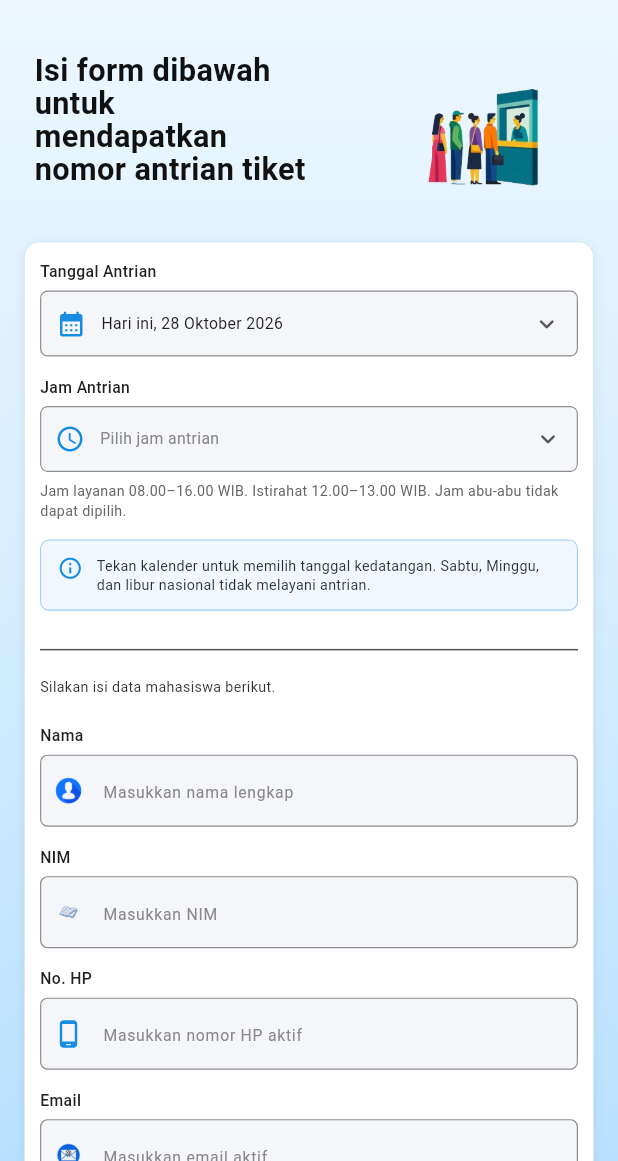
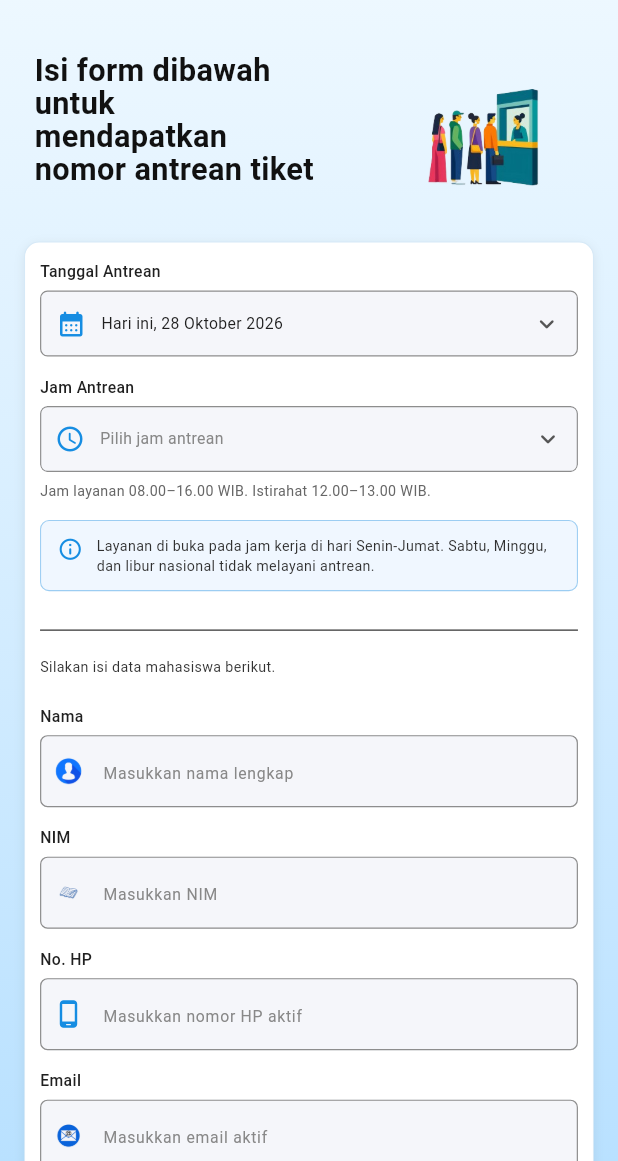
Before and after one commit to Sidiqpermana-80/helpdesk_polnep, a Flutter app: the AkademikPage screen opened directly, on a phone screen of 412 x 824 dp, the part 75-1236 px from its top. Run offline on Flutter 3.47's test engine with Material 3 defaults, Android fonts, the phone set to English and light mode, and no system bars; our stand-ins replace firebase_core, firebase_messaging, flutter_dotenv, flutter_local_notifications, flutter_widget_from_html_core, shared_preferences; missing offline and left inert: file_selector; accounts and stored records are empty; network calls fail; statements that could not run were skipped.

Commit message:
update lagi cs

```diff
--- a/lib/config/api_config.dart
+++ b/lib/config/api_config.dart
@@ -1,7 +1,8 @@
 class ApiConfig {
   ApiConfig._();
 
-  static const String baseUrl = 'http://192.168.201.169:8000/api';
+  static const String baseUrl =
+      'https://emporium-sloppily-undated.ngrok-free.dev/api';
 
   static String get units => '$baseUrl/units';
 
--- a/lib/pages/akademik/akademik_page.dart
+++ b/lib/pages/akademik/akademik_page.dart
@@ -182,7 +182,7 @@ class _AkademikPageState extends State<AkademikPage> {
         lastDate: last,
         selectableDayPredicate: calendar.isOpen,
         initialEntryMode: DatePickerEntryMode.calendar,
-        helpText: 'Pilih Tanggal Antrian',
+        helpText: 'Pilih Tanggal Antrean',
         cancelText: 'Batal',
         confirmText: 'Pilih',
       );
@@ -284,7 +284,7 @@ class _AkademikPageState extends State<AkademikPage> {
     final minute = _selectedQueueMinute;
 
     if (minute == null || !AkademikQueueSchedule.isSelectable(date, minute)) {
-      _message('Silakan pilih tanggal dan jam antrian yang belum lewat.');
+      _message('Silakan pilih tanggal dan jam antrean yang belum lewat.');
       return;
     }
 
@@ -577,8 +577,8 @@ class _AkademikPageState extends State<AkademikPage> {
           SizedBox(width: 9),
           Expanded(
             child: Text(
-              'Tekan kalender untuk memilih tanggal kedatangan. '
-              'Sabtu, Minggu, dan libur nasional tidak melayani antrian.',
+              'Layanan di buka pada jam kerja di hari Senin-Jumat. '
+              'Sabtu, Minggu, dan libur nasional tidak melayani antrean.',
               style: TextStyle(
                 color: Color(0xFF303030),
                 fontSize: 9.5,
@@ -738,7 +738,7 @@ class _AkademikPageState extends State<AkademikPage> {
                                 'Isi form dibawah\n'
                                 'untuk\n'
                                 'mendapatkan\n'
-                                'nomor antrian tiket',
+                                'nomor antrean tiket',
                                 style: TextStyle(
                                   color: Color(0xFF111111),
                                   fontSize: 20.5,
@@ -786,10 +786,10 @@ class _AkademikPageState extends State<AkademikPage> {
                         child: Column(
                           crossAxisAlignment: CrossAxisAlignment.start,
                           children: [
-                            _field('Tanggal Antrian', _dateField()),
+                            _field('Tanggal Antrean', _dateField()),
 
                             _field(
-                              'Jam Antrian',
+                              'Jam Antrean',
                               AkademikQueueTimeField(
                                 key: ValueKey(
                                   akademikDateKey(_selectedQueueDate),
--- a/lib/pages/akademik/akademik_queue_time_field.dart
+++ b/lib/pages/akademik/akademik_queue_time_field.dart
@@ -148,7 +148,7 @@ class _AkademikQueueTimeFieldState extends State<AkademikQueueTimeField> {
       if (!mounted || selected == null || !widget.enabled) return;
 
       if (!DateUtils.isSameDay(date, widget.date)) {
-        _message('Tanggal berubah. Silakan pilih ulang jam antrian.');
+        _message('Tanggal berubah. Silakan pilih ulang jam antrean.');
         return;
       }
 
@@ -196,7 +196,7 @@ class _AkademikQueueTimeFieldState extends State<AkademikQueueTimeField> {
                     child: Text(
                       minute != null
                           ? '${AkademikQueueSchedule.formatMinute(minute)} WIB'
-                          : 'Pilih jam antrian',
+                          : 'Pilih jam antrean',
                       style: TextStyle(
                         color: minute != null
                             ? const Color(0xFF202020)
@@ -218,8 +218,7 @@ class _AkademikQueueTimeFieldState extends State<AkademikQueueTimeField> {
         const SizedBox(height: 6),
         const Text(
           'Jam layanan 08.00–16.00 WIB. '
-          'Istirahat 12.00–13.00 WIB. '
-          'Jam abu-abu tidak dapat dipilih.',
+          'Istirahat 12.00–13.00 WIB. ',
           style: TextStyle(
             color: Color(0xFF666666),
             fontSize: 9.5,
@@ -323,7 +322,7 @@ class _AkademikSlotPickerState extends State<_AkademikSlotPicker>
             _failed
                 ? 'Tidak dapat mengambil jadwal Akademik. '
                       'Periksa koneksi dan ketersediaan API.'
-                : 'Memuat jam antrian...',
+                : 'Memuat jam antrean...',
             textAlign: TextAlign.center,
           ),
         ),
@@ -351,7 +350,7 @@ class _AkademikSlotPickerState extends State<_AkademikSlotPicker>
         child: Padding(
           padding: EdgeInsets.all(20),
           child: Text(
-            'Tidak ada jam antrian yang tersisa pada tanggal ini. '
+            'Tidak ada jam antrean yang tersisa pada tanggal ini. '
             'Silakan pilih tanggal layanan berikutnya.',
             textAlign: TextAlign.center,
           ),
@@ -429,7 +428,7 @@ class _AkademikSlotPickerState extends State<_AkademikSlotPicker>
               children: [
                 const Expanded(
                   child: Text(
-                    'Pilih Jam Antrian',
+                    'Pilih Jam Antrean',
                     style: TextStyle(
                       color: Color(0xFF202020),
                       fontSize: 17,
@@ -453,7 +452,7 @@ class _AkademikSlotPickerState extends State<_AkademikSlotPicker>
           const Padding(
             padding: EdgeInsets.fromLTRB(16, 0, 16, 12),
             child: Text(
-              'Estimasi 5 menit per antrian. '
+              'Estimasi 5 menit per antrean. '
               'Istirahat 12.00–13.00 WIB. '
               'Jam bertanda Dipesan sudah digunakan '
               'pada tanggal yang sama di layanan Akademik.',
--- a/lib/pages/akademik/akademik_success_page.dart
+++ b/lib/pages/akademik/akademik_success_page.dart
@@ -112,7 +112,7 @@ class AkademikSuccessPage extends StatelessWidget {
                 const SizedBox(height: 6),
 
                 const Text(
-                  'Home / Antrian Tiket / Akademik',
+                  'Home / Antrean Tiket / Akademik',
 
                   style: TextStyle(
                     color: Color(0xFF168DE2),
@@ -147,7 +147,6 @@ class AkademikSuccessPage extends StatelessWidget {
 
                   child: Column(
                     children: [
-                      // Lingkaran nomor antrean dipertahankan.
                       _buildQueueNumber(),
 
                       const SizedBox(height: 11),
@@ -286,7 +285,7 @@ class AkademikSuccessPage extends StatelessWidget {
           const SizedBox(height: 5),
 
           const Text(
-            'Nomor Antrian Anda',
+            'Nomor Antrean Anda',
             textAlign: TextAlign.center,
 
             style: TextStyle(
@@ -332,7 +331,7 @@ class AkademikSuccessPage extends StatelessWidget {
               crossAxisAlignment: CrossAxisAlignment.start,
               children: [
                 const Text(
-                  'Tanggal Antrian:',
+                  'Tanggal Antrean:',
                   maxLines: 1,
                   overflow: TextOverflow.ellipsis,
 
@@ -597,7 +596,7 @@ class AkademikSuccessPage extends StatelessWidget {
 
           _summaryRow(
             icon: Icons.fact_check_outlined,
-            label: 'Status Antrian',
+            label: 'Status Antrean',
             value: ticket.statusLabel,
             iconColor: const Color(0xFF168DE2),
           ),
--- a/lib/pages/antrian_tiket/layanan_antrian_page.dart
+++ b/lib/pages/antrian_tiket/layanan_antrian_page.dart
@@ -60,7 +60,7 @@ class LayananAntrianPage extends StatelessWidget {
         titleSpacing: 0,
 
         title: const Text(
-          'Antrian Tiket',
+          'Antrean Tiket',
 
           style: TextStyle(
             color: _ink,
--- a/lib/pages/fasilitas_ruangan/fasilitas_ruangan_page.dart
+++ b/lib/pages/fasilitas_ruangan/fasilitas_ruangan_page.dart
@@ -920,8 +920,9 @@ class _FasilitasRuanganPageState extends State<FasilitasRuanganPage> {
 
                                 const Expanded(
                                   child: Text(
-                                    'Pastikan Data yang Anda isi sudah benar.\n'
-                                    'Tim Helpdesk akan menindaklanjuti laporan Anda.',
+                                    'Pastikan data yang Anda isi sudah benar.\n'
+                                    'Jelaskan kendala secara rinci agar petugas dapat '
+                                    'menindaklanjuti laporan Anda.',
 
                                     style: TextStyle(
                                       color: Color(0xFF303030),
--- a/lib/pages/home_page.dart
+++ b/lib/pages/home_page.dart
@@ -298,7 +298,7 @@ class _HomePageState extends State<HomePage> {
                   child: Padding(
                     padding: EdgeInsets.only(top: 18),
                     child: Text(
-                      'Aplikasi untuk merespons permintaan '
+                      'Aplikasi untuk mengambil antrian '
                       'dan keluhan terhadap layanan di Politeknik Negeri '
                       'Pontianak.',
                       style: TextStyle(
--- a/lib/pages/ult/ult_page.dart
+++ b/lib/pages/ult/ult_page.dart
@@ -120,9 +120,6 @@ class _UltPageState extends State<UltPage> {
     return notification;
   }
 
-  // Mengikuti aturan layanan sebelumnya:
-  // layanan mahasiswa dengan pemberitahuan admin
-  // tidak dapat mengambil antrean hari ini.
   bool get _isDirectQueueDisabled {
     return _selectedCategory == 'Mahasiswa' &&
         _selectedStudentServiceNotification != null;
@@ -471,7 +468,7 @@ class _UltPageState extends State<UltPage> {
                               'Isi form dibawah\n'
                               'untuk\n'
                               'mendapatkan\n'
-                              'nomor antrian tiket',
+                              'nomor antrean tiket',
                               style: TextStyle(
                                 color: Color(0xFF111111),
                                 fontSize: 20.5,
@@ -563,13 +560,13 @@ class _UltPageState extends State<UltPage> {
                             const SizedBox(height: 12),
 
                             // TANGGAL ANTRIAN
-                            _fieldTitle('Tanggal Antrian'),
+                            _fieldTitle('Tanggal Antrean'),
                             _queueDateField(),
 
                             const SizedBox(height: 13),
 
                             // JAM ANTRIAN
-                            _fieldTitle('Jam Antrian'),
+                            _fieldTitle('Jam Antrean'),
                             UltQueueTimeField(
                               key: ValueKey(
                                 '${ultDateKey(_selectedQueueDate)}_$_selectedCategory',
@@ -965,7 +962,7 @@ class _UltPageState extends State<UltPage> {
                                         if (dateAdjusted) {
                                           _showMessage(
                                             'Layanan ini tidak tersedia hari ini. '
-                                            'Tanggal antrian disesuaikan ke besok; '
+                                            'Tanggal antrean disesuaikan ke besok; '
                                             'Anda dapat memilih tanggal lain di kalender.',
                                           );
                                         }
@@ -1498,7 +1495,7 @@ class _UltPageState extends State<UltPage> {
         lastDate: lastDate,
         selectableDayPredicate: calendar.isOpen,
         initialEntryMode: DatePickerEntryMode.calendar,
-        helpText: 'Pilih Tanggal Antrian',
+        helpText: 'Pilih Tanggal Antrean',
         cancelText: 'Batal',
         confirmText: 'Pilih',
       );
@@ -1648,7 +1645,7 @@ class _UltPageState extends State<UltPage> {
 
     if (queueDate.isBefore(today)) {
       _showMessage(
-        'Tanggal antrian sudah lewat. '
+        'Tanggal antrean sudah lewat. '
         'Silakan pilih ulang di kalender.',
       );
 
@@ -1657,7 +1654,7 @@ class _UltPageState extends State<UltPage> {
 
     if (queueDate.isAfter(DateTime(today.year + 1, 12, 31))) {
       _showMessage(
-        'Tanggal antrian melewati batas kalender. '
+        'Tanggal antrean melewati batas kalender. '
         'Silakan pilih ulang.',
       );
 
@@ -1680,14 +1677,14 @@ class _UltPageState extends State<UltPage> {
     final int? queueMinute = _selectedQueueMinute;
 
     if (queueMinute == null) {
-      _showMessage('Silakan pilih jam antrian.');
+      _showMessage('Silakan pilih jam antrean.');
 
       return;
     }
 
     if (!UltQueueSchedule.isSelectable(queueDate, queueMinute)) {
       _showMessage(
-        'Jam antrian sudah lewat atau di luar jam layanan. '
+        'Jam antrean sudah lewat atau di luar jam layanan. '
         'Silakan pilih ulang tanggal dan jam.',
       );
 
@@ -1719,8 +1716,8 @@ class _UltPageState extends State<UltPage> {
       // Periksa kembali agar jam yang lewat tidak terkirim.
       if (!UltQueueSchedule.isSelectable(queueDate, queueMinute)) {
         _showMessage(
-          'Jam antrian sudah lewat. '
-          'Silakan pilih ulang jam antrian.',
+          'Jam antrean sudah lewat. '
+          'Silakan pilih ulang jam antrean.',
         );
 
         return;
@@ -1956,7 +1953,7 @@ class _UltPageState extends State<UltPage> {
       }
 
       final String message =
-          jsonResponse['message']?.toString() ?? 'Tiket antrian gagal dibuat.';
+          jsonResponse['message']?.toString() ?? 'Tiket antrean gagal dibuat.';
 
       _showMessage(message);
     } catch (e, stackTrace) {
--- a/lib/pages/ult/ult_queue_time_field.dart
+++ b/lib/pages/ult/ult_queue_time_field.dart
@@ -167,7 +167,7 @@ class _UltQueueTimeFieldState extends State<UltQueueTimeField> {
           category != widget.category.trim().toLowerCase()) {
         _message(
           'Tanggal atau kategori berubah. '
-          'Silakan pilih ulang jam antrian.',
+          'Silakan pilih ulang jam antrean.',
         );
         return;
       }
@@ -223,7 +223,7 @@ class _UltQueueTimeFieldState extends State<UltQueueTimeField> {
                     child: Text(
                       minute != null
                           ? '${UltQueueSchedule.formatMinute(minute)} WIB'
-                          : 'Pilih jam antrian',
+                          : 'Pilih jam antrean',
                       style: TextStyle(
                         color: minute != null
                             ? const Color(0xFF202020)
@@ -375,7 +375,7 @@ class _UltSlotPickerState extends State<_UltSlotPicker>
           _failed
               ? 'Tidak dapat mengambil jadwal. '
                     'Periksa koneksi ke server.'
-              : 'Memuat jam antrian…',
+              : 'Memuat jam antrean…',
           textAlign: TextAlign.center,
         ),
       );
@@ -405,7 +405,7 @@ class _UltSlotPickerState extends State<_UltSlotPicker>
         child: Padding(
           padding: EdgeInsets.all(20),
           child: Text(
-            'Tidak ada jam antrian yang tersisa pada tanggal ini. '
+            'Tidak ada jam antrean yang tersisa pada tanggal ini. '
             'Silakan pilih tanggal layanan berikutnya.',
             textAlign: TextAlign.center,
           ),
@@ -486,7 +486,7 @@ class _UltSlotPickerState extends State<_UltSlotPicker>
               children: [
                 const Expanded(
                   child: Text(
-                    'Pilih Jam Antrian',
+                    'Pilih Jam Antrean',
                     style: TextStyle(
                       color: Color(0xFF202020),
                       fontSize: 17,
@@ -512,7 +512,7 @@ class _UltSlotPickerState extends State<_UltSlotPicker>
           const Padding(
             padding: EdgeInsets.fromLTRB(16, 0, 16, 12),
             child: Text(
-              'Estimasi 5 menit per antrian. '
+              'Estimasi 5 menit per antrean. '
               'Istirahat 12.00–13.00 WIB. '
               'Jam bertanda Dipesan sudah digunakan '
               'pada tanggal dan kategori yang sama.',
--- a/lib/pages/ult/ult_success_page.dart
+++ b/lib/pages/ult/ult_success_page.dart
@@ -146,7 +146,7 @@ class UltSuccessPage extends StatelessWidget {
                 const SizedBox(height: 6),
 
                 const Text(
-                  'Home / Antrian Tiket / ULT',
+                  'Home / Antrean Tiket / ULT',
 
                   style: TextStyle(
                     color: Color(0xFF168DE2),
@@ -321,7 +321,7 @@ class UltSuccessPage extends StatelessWidget {
           const SizedBox(height: 5),
 
           const Text(
-            'Nomor Antrian Anda',
+            'Nomor Antrean Anda',
             textAlign: TextAlign.center,
 
             style: TextStyle(
@@ -367,7 +367,7 @@ class UltSuccessPage extends StatelessWidget {
               crossAxisAlignment: CrossAxisAlignment.start,
               children: [
                 const Text(
-                  'Tanggal Antrian:',
+                  'Tanggal Antrean:',
                   maxLines: 1,
                   overflow: TextOverflow.ellipsis,
 
@@ -628,7 +628,7 @@ class UltSuccessPage extends StatelessWidget {
 
           _summaryRow(
             icon: Icons.event_available_rounded,
-            label: 'Jenis Antrian',
+            label: 'Jenis Antrean',
             value: _queueTypeDisplay,
             iconColor: const Color(0xFF168DE2),
           ),
--- a/lib/pages/wifi_internet/wifi_internet_page.dart
+++ b/lib/pages/wifi_internet/wifi_internet_page.dart
@@ -911,8 +911,9 @@ class _WifiInternetPageState extends State<WifiInternetPage> {
 
                           const Expanded(
                             child: Text(
-                              'Pastikan Data yang Anda isi sudah benar.\n'
-                              'Tim Helpdesk akan menindaklanjuti laporan Anda.',
+                              'Pastikan data yang Anda isi sudah benar.\n'
+                              'Jelaskan kendala secara rinci agar petugas dapat '
+                              'menindaklanjuti laporan Anda.',
 
                               style: TextStyle(
                                 color: Color(0xFF303030),
--- a/pubspec.yaml
+++ b/pubspec.yaml
@@ -52,6 +52,7 @@ dev_dependencies:
   # package. See that file for information about deactivating specific lint
   # rules and activating additional ones.
   flutter_lints: ^6.0.0
+  flutter_launcher_icons: ^0.14.4
 
 # For information on the generic Dart part of this file, see the
 # following page: https://dart.dev/tools/pub/pubspec
```
Also changed, not shown: flutter_launcher_icons.yaml (added, +9 -0 lines), assets/images/hd_apk.png (added), pubspec.lock, 13 other files.
